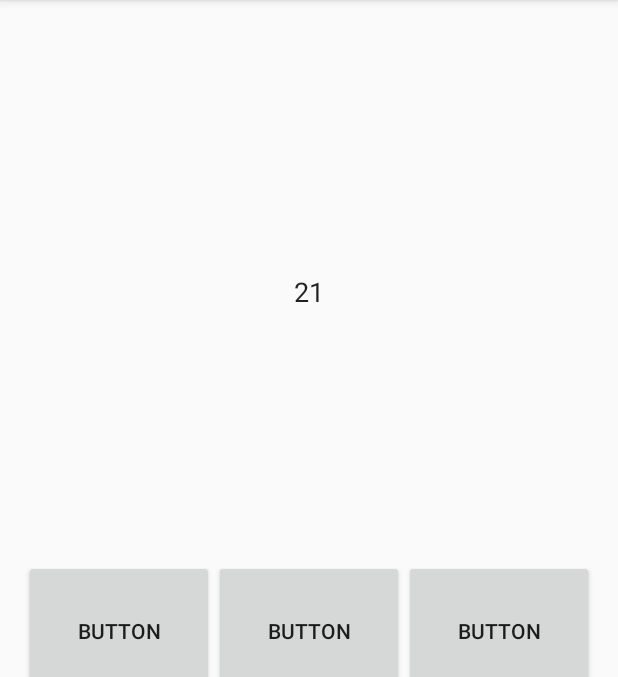
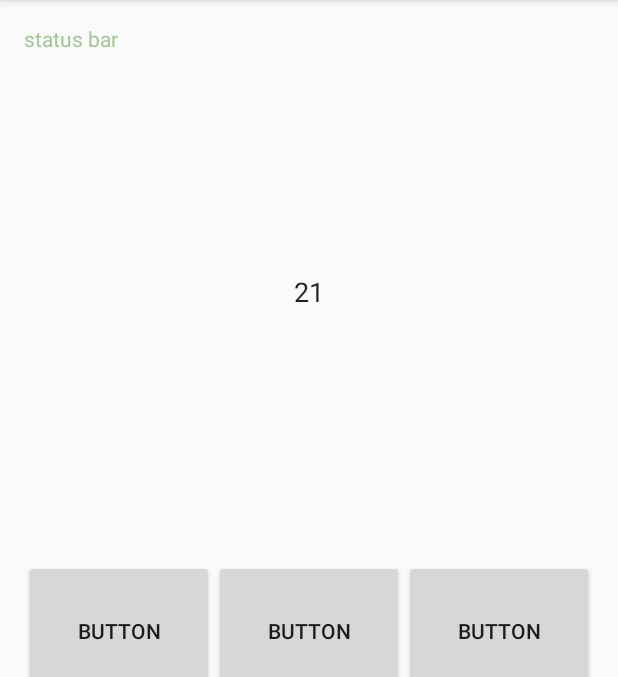
Before and after one commit to hberenger/exporizon, an Android app: the screen it shows after launch (HomeActivity), on a phone screen of 412 x 824 dp, the part 84-761 px from its top. Run offline under Robolectric (Android 15) with nearby library versions, the phone set to English and light mode, and no system bars; our stand-ins replace ButterKnife; libraries missing offline, so code that uses them is left out: org.altbeacon.beacon; 3 statements that could not run were skipped.

Commit message:
Review logs wording and display status in status bar

```diff
--- a/app/src/main/java/com/bureau/nocomment/exporizon/ble/Beacon.java
+++ b/app/src/main/java/com/bureau/nocomment/exporizon/ble/Beacon.java
@@ -28,8 +28,8 @@ public class Beacon {
         return meanDistance;
     }
 
-    public String getMeanDistanceString() {
-        return meanDistance > 100.0 ? "+inf" : String.format("%.2f", meanDistance);
+    public String getStatusString() {
+        return (meanDistance > 100.0 ? "+inf" : String.format("%.2fm.", meanDistance)) + "&T=" + observations.size();
     }
 
     public String getAddress() {
--- a/app/src/main/java/com/bureau/nocomment/exporizon/ble/BeaconDetector.java
+++ b/app/src/main/java/com/bureau/nocomment/exporizon/ble/BeaconDetector.java
@@ -42,6 +42,7 @@ public class BeaconDetector implements BeaconConsumer {
     private Map<String, Beacon> beaconMap;
     private List<Beacon> beaconList; // sorted by distance
     private List<BeaconObserver> beaconObservers;
+    private String status;
 
     public BeaconDetector() {
         allBeaconsRegion = new Region("MonitoringBeacons",
@@ -49,6 +50,7 @@ public class BeaconDetector implements BeaconConsumer {
         beaconMap = new HashMap<>();
         beaconList = new ArrayList<>();
         beaconObservers = new ArrayList<>();
+        status = "";
     }
 
     //region Public API
@@ -69,11 +71,13 @@ public class BeaconDetector implements BeaconConsumer {
         if (!beaconManager.checkAvailability()) {
             throw new IOException("Bluetooth unavailable");
         }
+        setStatus("connecting");
         beaconManager.bind(this);
     }
 
     public void stop() throws RemoteException {
         stopMonitoring(allBeaconsRegion);
+        setStatus("disconnected");
         beaconManager.unbind(this);
     }
 
@@ -105,6 +109,7 @@ public class BeaconDetector implements BeaconConsumer {
 
     @Override
     public void onBeaconServiceConnect() {
+        setStatus("connected - starting monitoring");
         try {
             startMonitoring(allBeaconsRegion);
         } catch (RemoteException e) {
@@ -115,6 +120,14 @@ public class BeaconDetector implements BeaconConsumer {
     //endregion
 
     //region PRIVATE
+
+    private void setStatus(String status) {
+        this.status = status;
+        for (BeaconObserver observer : beaconObservers) {
+            observer.onBeaconRangeUpdate(this.status);
+        }
+    }
+
     private void updateBeaconListWith(Collection<org.altbeacon.beacon.Beacon> altBeacons) {
         Set<String> visibleBeacons = new HashSet<>();
 
@@ -151,15 +164,16 @@ public class BeaconDetector implements BeaconConsumer {
     }
 
     private void logBeaconsRange() {
-        String msg = "Beacons updated : ";
+        String msg = "beacons updated : ";
         if (beaconList.size() > 0) {
             for (Beacon beacon : beaconList) {
-                msg += "[#" + beacon.getZone() + "@" + beacon.getMeanDistanceString() + "m.], ";
+                msg += "[#" + beacon.getZone() + "@" + beacon.getStatusString() + "], ";
             }
             msg = msg.substring(0, msg.length() - 2);
         } else {
             msg += "no visible beacon";
         }
+        setStatus(msg);
         Log.i(BTAG, msg);
     }
 
@@ -193,7 +207,8 @@ public class BeaconDetector implements BeaconConsumer {
         return new MonitorNotifier() {
             @Override
             public void didEnterRegion(Region region) {
-                Log.i(BTAG, "I just saw an beacon for the first time!");
+                Log.i(BTAG, "detected beacons from region " + region.getUniqueId());
+                setStatus("start ranging");
                 try {
                     beaconManager.startRangingBeaconsInRegion(region);
                 } catch (RemoteException e) {
@@ -204,10 +219,11 @@ public class BeaconDetector implements BeaconConsumer {
 
             @Override
             public void didExitRegion(Region region) {
-                Log.i(BTAG, "I no longer see any beacon");
+                Log.i(BTAG, "leaving region " + region.getBluetoothAddress());
                 try {
                     updateBeaconListWith(null);
                     stopMonitoring(region);
+                    setStatus("stop ranging");
                 } catch (RemoteException e) {
                     // TODO : do something more clever
                     e.printStackTrace();
@@ -217,6 +233,7 @@ public class BeaconDetector implements BeaconConsumer {
             @Override
             public void didDetermineStateForRegion(int state, Region region) {
                 Log.i(BTAG, "I have just switched from seeing/not seeing beacons: " + state);
+                setStatus((state > 0) ? "beacons in sight" : "no beacon in sight");
             }
         };
     }
--- a/app/src/main/java/com/bureau/nocomment/exporizon/ble/BeaconObserver.java
+++ b/app/src/main/java/com/bureau/nocomment/exporizon/ble/BeaconObserver.java
@@ -6,4 +6,5 @@ package com.bureau.nocomment.exporizon.ble;
 
 public interface BeaconObserver {
     void onBeaconDetectedWithinCloseRange(Beacon beacon);
+    void onBeaconRangeUpdate(String status);
 }
--- a/app/src/main/res/layout/content_main.xml
+++ b/app/src/main/res/layout/content_main.xml
@@ -13,6 +13,14 @@
     app:layout_behavior="@string/appbar_scrolling_view_behavior"
     tools:showIn="@layout/activity_main"
     tools:context="com.bureau.nocomment.exporizon.activity.HomeActivity">
+
+    <TextView
+        android:id="@+id/status_bar"
+        android:layout_width="match_parent"
+        android:layout_height="wrap_content"
+        android:layout_alignParentTop="true"
+        android:text="status bar"
+        android:textColor="@color/colorStatusBar"/>
 
     <EditText
         android:id="@+id/item_number"
--- a/app/src/main/res/values/colors.xml
+++ b/app/src/main/res/values/colors.xml
@@ -3,4 +3,5 @@
     <color name="colorPrimary">#3F51B5</color>
     <color name="colorPrimaryDark">#303F9F</color>
     <color name="colorAccent">#FF4081</color>
+    <color name="colorStatusBar">#a5c698</color>
 </resources>
```
Also changed, not shown: app/src/main/java/com/bureau/nocomment/exporizon/activity/HomeActivity.java (+12 -0 lines).
